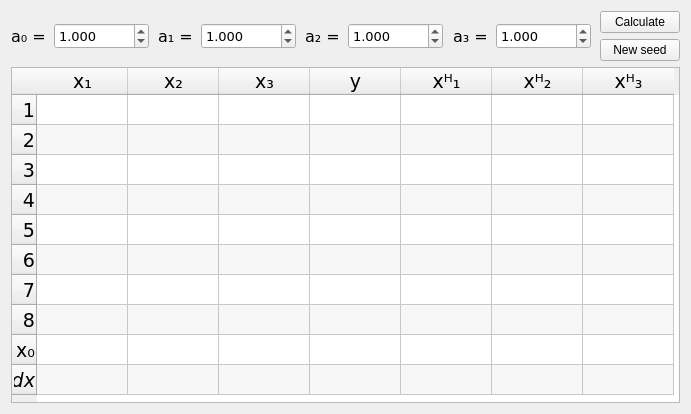
This is Lab1/GUI.ui in JC-labs/Experiment_Planning_theory_Labs as Qt 5 draws it before an edit. The edited form follows.
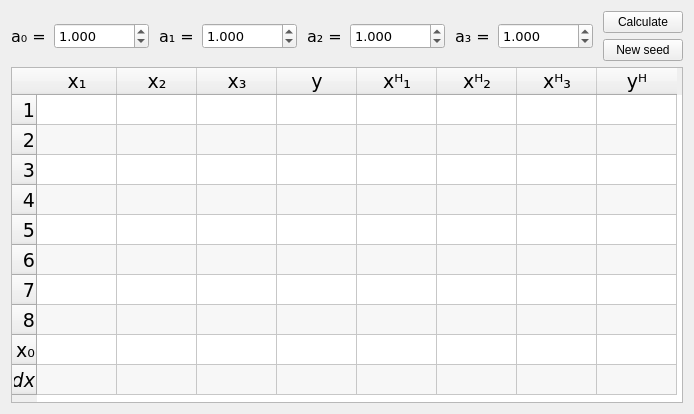
This is the edited form.

```diff
--- a/Lab1/GUI.ui
+++ b/Lab1/GUI.ui
@@ -6,7 +6,7 @@
    <rect>
     <x>0</x>
     <y>0</y>
-    <width>691</width>
+    <width>694</width>
     <height>414</height>
    </rect>
   </property>
@@ -273,7 +273,7 @@
       <bool>false</bool>
      </property>
      <attribute name="horizontalHeaderDefaultSectionSize">
-      <number>91</number>
+      <number>80</number>
      </attribute>
      <attribute name="horizontalHeaderShowSortIndicator" stdset="0">
       <bool>false</bool>
@@ -404,6 +404,11 @@
        <string>xᴴ₃</string>
       </property>
      </column>
+     <column>
+      <property name="text">
+       <string>yᴴ</string>
+      </property>
+     </column>
     </widget>
    </item>
   </layout>
```
